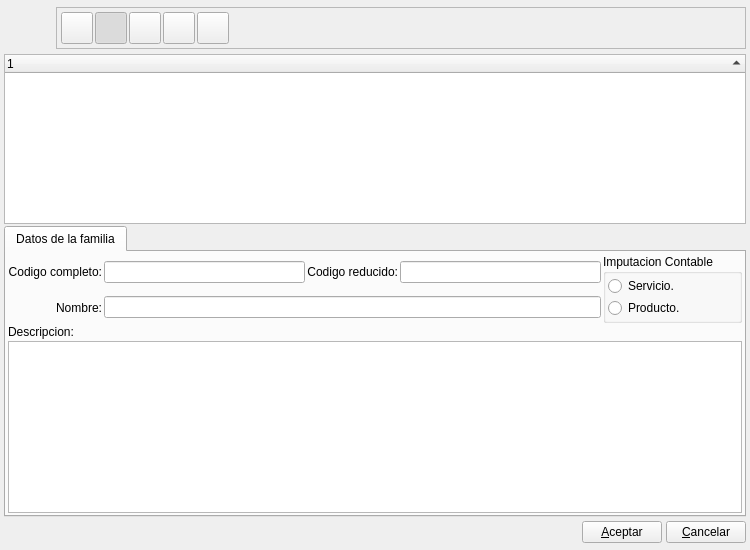
eboladev/Bulmages-1, file bulmages/bulmafact/plugins/pluginbf_articulo/familiasbase.ui: the form before one commit.
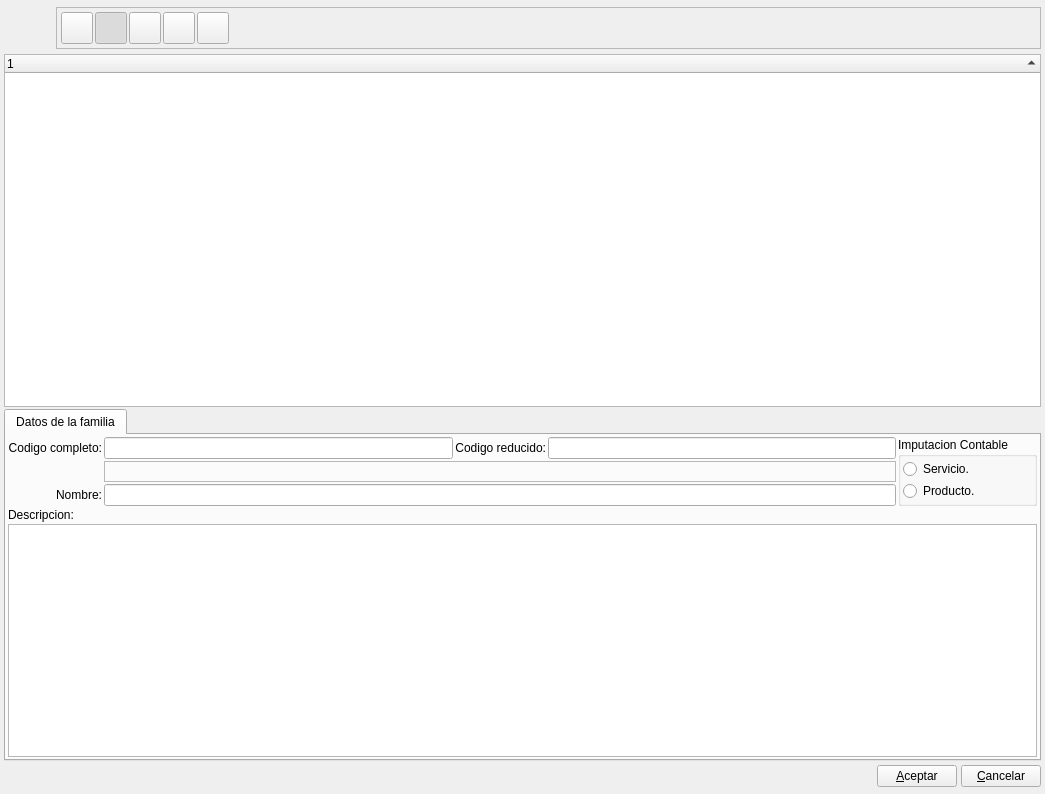
The form after the commit. Icons and pictures are not drawn.

```diff
--- a/bulmages/bulmafact/plugins/pluginbf_articulo/familiasbase.ui
+++ b/bulmages/bulmafact/plugins/pluginbf_articulo/familiasbase.ui
@@ -7,8 +7,8 @@
    <rect>
     <x>0</x>
     <y>0</y>
-    <width>750</width>
-    <height>550</height>
+    <width>1045</width>
+    <height>794</height>
    </rect>
   </property>
   <property name="minimumSize">
@@ -321,20 +321,20 @@
        <string>Datos de la familia</string>
       </attribute>
       <layout class="QGridLayout" name="gridLayout">
-       <item row="0" column="0">
-        <widget class="QLabel" name="label2">
-         <property name="text">
-          <string>Codigo completo:</string>
-         </property>
-         <property name="alignment">
-          <set>Qt::AlignRight|Qt::AlignTrailing|Qt::AlignVCenter</set>
-         </property>
-         <property name="buddy">
-          <cstring>mui_codCompletoFamilia</cstring>
-         </property>
-        </widget>
-       </item>
        <item row="3" column="0" colspan="5">
+        <widget class="QLabel" name="label1">
+         <property name="sizePolicy">
+          <sizepolicy hsizetype="Preferred" vsizetype="Fixed">
+           <horstretch>0</horstretch>
+           <verstretch>0</verstretch>
+          </sizepolicy>
+         </property>
+         <property name="text">
+          <string>Descripcion:</string>
+         </property>
+        </widget>
+       </item>
+       <item row="4" column="0" colspan="5">
         <widget class="QTextEdit" name="mui_descFamilia">
          <property name="minimumSize">
           <size>
@@ -344,34 +344,20 @@
          </property>
         </widget>
        </item>
-       <item row="1" column="1" colspan="3">
-        <widget class="QLineEdit" name="mui_nomFamilia">
-         <property name="maxLength">
-          <number>50</number>
-         </property>
-        </widget>
-       </item>
-       <item row="0" column="3">
-        <widget class="QLineEdit" name="mui_codFamilia">
-         <property name="maxLength">
-          <number>12</number>
-         </property>
-        </widget>
-       </item>
-       <item row="1" column="0">
-        <widget class="QLabel" name="textLabel1">
+       <item row="0" column="0">
+        <widget class="QLabel" name="label2">
          <property name="text">
-          <string>Nombre:</string>
+          <string>Codigo completo:</string>
          </property>
          <property name="alignment">
           <set>Qt::AlignRight|Qt::AlignTrailing|Qt::AlignVCenter</set>
          </property>
          <property name="buddy">
-          <cstring>mui_nomFamilia</cstring>
+          <cstring>mui_codCompletoFamilia</cstring>
          </property>
         </widget>
        </item>
-       <item row="0" column="4" rowspan="2">
+       <item row="0" column="4" rowspan="3">
         <widget class="QGroupBox" name="groupBox">
          <property name="title">
           <string>Imputacion Contable</string>
@@ -397,6 +383,13 @@
          </layout>
         </widget>
        </item>
+       <item row="0" column="1">
+        <widget class="QLineEdit" name="mui_codCompletoFamilia">
+         <property name="maxLength">
+          <number>50</number>
+         </property>
+        </widget>
+       </item>
        <item row="0" column="2">
         <widget class="QLabel" name="label3">
          <property name="text">
@@ -410,26 +403,43 @@
          </property>
         </widget>
        </item>
-       <item row="2" column="0" colspan="5">
-        <widget class="QLabel" name="label1">
-         <property name="sizePolicy">
-          <sizepolicy hsizetype="Preferred" vsizetype="Fixed">
-           <horstretch>0</horstretch>
-           <verstretch>0</verstretch>
-          </sizepolicy>
-         </property>
+       <item row="2" column="0">
+        <widget class="QLabel" name="textLabel1">
          <property name="text">
-          <string>Descripcion:</string>
+          <string>Nombre:</string>
+         </property>
+         <property name="alignment">
+          <set>Qt::AlignRight|Qt::AlignTrailing|Qt::AlignVCenter</set>
+         </property>
+         <property name="buddy">
+          <cstring>mui_nomFamilia</cstring>
          </property>
         </widget>
        </item>
-       <item row="0" column="1">
-        <widget class="QLineEdit" name="mui_codCompletoFamilia">
+       <item row="2" column="1" colspan="3">
+        <widget class="QLineEdit" name="mui_nomFamilia">
          <property name="maxLength">
           <number>50</number>
          </property>
         </widget>
        </item>
+       <item row="0" column="3">
+        <widget class="QLineEdit" name="mui_codFamilia">
+         <property name="maxLength">
+          <number>12</number>
+         </property>
+        </widget>
+       </item>
+       <item row="1" column="1" colspan="3">
+        <widget class="QFrame" name="m_frameplugin">
+         <property name="frameShape">
+          <enum>QFrame::StyledPanel</enum>
+         </property>
+         <property name="frameShadow">
+          <enum>QFrame::Raised</enum>
+         </property>
+        </widget>
+       </item>
       </layout>
      </widget>
     </widget>
```
